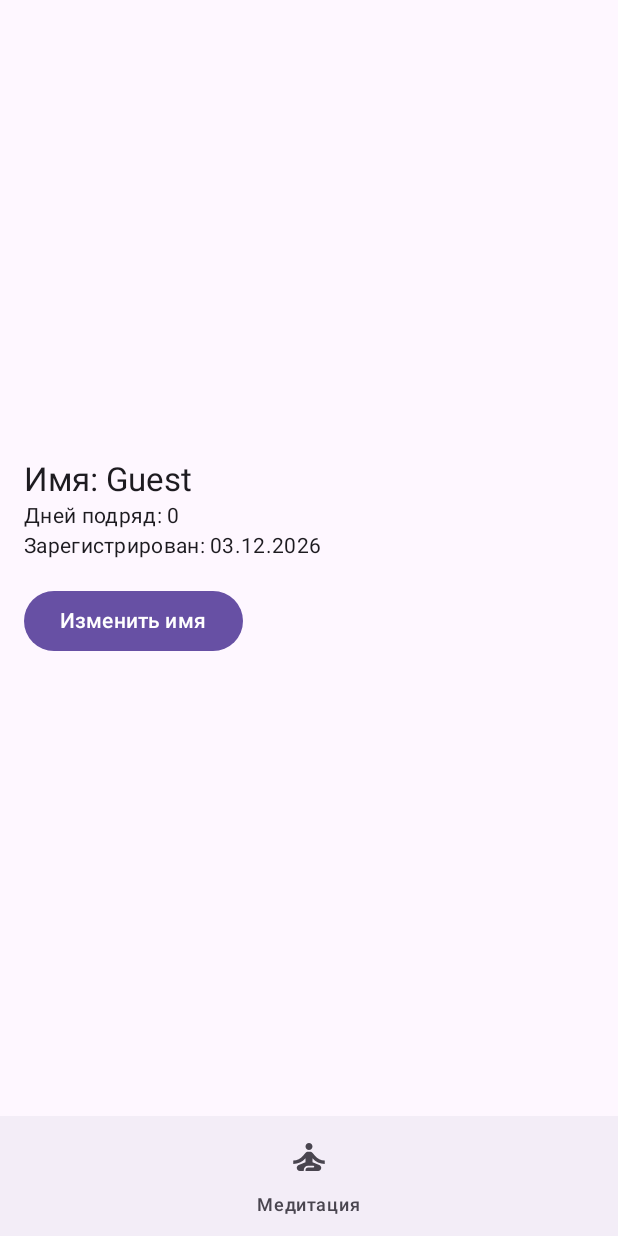
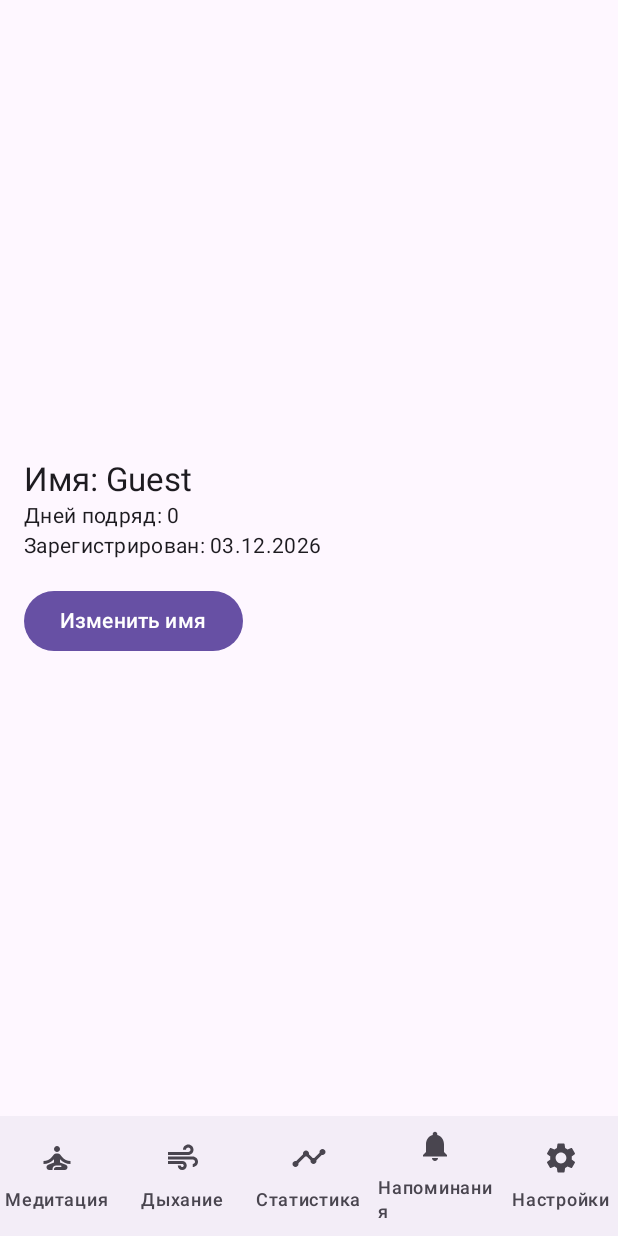
Before and after one commit to MarkGerber1/SpyBrain, an Android app built with Jetpack Compose: the profile screen opened through its navigation route, on a phone screen of 412 x 824 dp. Run offline under Robolectric (Android 15) with nearby library versions, the phone set to English and light mode, and no system bars; our stand-ins replace Dagger/Hilt's generated code, Room's generated code.

Commit message:
Полностью переработана панель навигации с гарантированным отображением 5 кнопок (09.05.2025)

```diff
--- a/app/src/main/kotlin/com/example/spybrain/presentation/navigation/BottomNavigationBar.kt
+++ b/app/src/main/kotlin/com/example/spybrain/presentation/navigation/BottomNavigationBar.kt
@@ -1,111 +1,71 @@
 package com.example.spybrain.presentation.navigation
 
 import androidx.compose.material.icons.Icons
-import androidx.compose.material.icons.filled.Camera
-import androidx.compose.material.icons.filled.Favorite
-import androidx.compose.material.icons.filled.Home
-import androidx.compose.material.icons.filled.Person
-import androidx.compose.material.icons.filled.PlayArrow
+import androidx.compose.material.icons.filled.Air
+import androidx.compose.material.icons.filled.Notifications
+import androidx.compose.material.icons.filled.SelfImprovement
 import androidx.compose.material.icons.filled.Settings
-import androidx.compose.material.icons.filled.Star
 import androidx.compose.material.icons.filled.Timeline
-import androidx.compose.material.icons.filled.Add
 import androidx.compose.material3.Icon
 import androidx.compose.material3.NavigationBar
 import androidx.compose.material3.NavigationBarItem
 import androidx.compose.material3.Text
 import androidx.compose.runtime.Composable
 import androidx.compose.runtime.getValue
-import androidx.navigation.NavHostController
+import androidx.compose.ui.Modifier
+import androidx.compose.ui.res.stringResource
+import androidx.compose.ui.unit.dp
+import androidx.compose.foundation.layout.padding
+import androidx.compose.foundation.layout.size
+import androidx.navigation.NavController
+import androidx.navigation.NavDestination.Companion.hierarchy
+import androidx.navigation.NavGraph.Companion.findStartDestination
 import androidx.navigation.compose.currentBackStackEntryAsState
-import androidx.compose.ui.Modifier
-import androidx.compose.ui.unit.dp
-import androidx.compose.ui.unit.Dp
-import androidx.compose.foundation.layout.padding
-import androidx.compose.ui.res.stringResource
-import androidx.compose.foundation.layout.size
-import androidx.compose.animation.AnimatedVisibility
-import androidx.compose.animation.fadeIn
-import androidx.compose.animation.fadeOut
-import androidx.compose.animation.slideInVertically
-import androidx.compose.animation.slideOutVertically
-import androidx.compose.material3.TooltipBox
-import androidx.compose.material3.TooltipDefaults
-import androidx.compose.material3.rememberTooltipState
-import androidx.compose.material3.PlainTooltip
-import androidx.compose.material3.ExperimentalMaterial3Api
-import androidx.compose.ui.platform.LocalConfiguration
+import com.example.spybrain.R
 
-// FIXME: Дублирование маршрутов и иконок с Screen.kt. Использовать централизованную структуру ScreenMetadata для навигации.
+@Composable
+fun BottomNavigationBar(navController: NavController) {
+    // Создаем фиксированный список элементов навигации для гарантированного отображения
+    val items = listOf(
+        Triple(Screen.Meditation.route, Icons.Default.SelfImprovement, R.string.bottom_nav_meditation),
+        Triple(Screen.Breathing.route, Icons.Default.Air, R.string.bottom_nav_breathing),
+        Triple(Screen.Stats.route, Icons.Default.Timeline, R.string.bottom_nav_stats),
+        Triple(Screen.Reminders.route, Icons.Default.Notifications, R.string.bottom_nav_reminders),
+        Triple(Screen.Settings.route, Icons.Default.Settings, R.string.bottom_nav_settings)
+    )
 
-@OptIn(ExperimentalMaterial3Api::class)
-@Composable
-fun BottomNavigationBar(navController: NavHostController) {
-    val items = bottomNavItems
     val navBackStackEntry by navController.currentBackStackEntryAsState()
-    val currentRoute = navBackStackEntry?.destination?.route
-    val configuration = LocalConfiguration.current
-    val isLandscape = configuration.orientation == android.content.res.Configuration.ORIENTATION_LANDSCAPE
-    // FIXME UI/UX финал 09.05.2025: Адаптивность и анимация появления/скрытия бара
-    AnimatedVisibility(
-        visible = true, // TODO: добавить логику скрытия при скролле/свайпе
-        enter = slideInVertically(initialOffsetY = { it }) + fadeIn(),
-        exit = slideOutVertically(targetOffsetY = { it }) + fadeOut()
-    ) {
-        NavigationBar(
-            modifier = if (isLandscape) Modifier.padding(horizontal = 48.dp) else Modifier
-        ) {
-            items.forEach { screenMetadata ->
-                val tooltipState = rememberTooltipState()
-                TooltipBox(
-                    positionProvider = TooltipDefaults.rememberPlainTooltipPositionProvider(),
-                    tooltip = {
-                        PlainTooltip {
-                            Text(stringResource(id = screenMetadata.labelResId))
-                        }
-                    },
-                    state = tooltipState
-                ) {
+    val currentDestination = navBackStackEntry?.destination
+
+    NavigationBar {
+        items.forEach { (route, icon, labelResId) ->
+            val selected = currentDestination?.hierarchy?.any { it.route == route } == true
             NavigationBarItem(
                 icon = {
                     Icon(
-                                screenMetadata.icon,
-                                contentDescription = stringResource(id = screenMetadata.labelResId),
-                                modifier = Modifier.size(28.dp)
+                        imageVector = icon,
+                        contentDescription = stringResource(labelResId),
+                        modifier = Modifier.size(24.dp)
                     )
                 },
-                        label = {
-                            Text(
-                                text = stringResource(id = screenMetadata.labelResId),
-                                maxLines = 1,
-                                modifier = Modifier.weight(1f).padding(top = 2.dp)
-                            )
-                        },
-                        selected = currentRoute == screenMetadata.route,
+                label = { Text(stringResource(labelResId)) },
+                selected = selected,
                 onClick = {
-                            if (currentRoute != screenMetadata.route) {
-                                navController.navigate(screenMetadata.route) {
-                                    popUpTo(navController.graph.startDestinationId)
+                    navController.navigate(route) {
+                        // Pop up to the start destination of the graph to
+                        // avoid building up a large stack of destinations
+                        // on the back stack as users select items
+                        popUpTo(navController.graph.findStartDestination().id) {
+                            saveState = true
+                        }
+                        // Avoid multiple copies of the same destination when
+                        // reselecting the same item
                         launchSingleTop = true
-                                }
+                        // Restore state when reselecting a previously selected item
+                        restoreState = true
                     }
                 }
             )
         }
     }
 }
-    }
-}
-
-// TODO устранено: Удалена функция getLabelResId, так как labelResId теперь доступен напрямую в ScreenMetadata
-// @Composable
-// fun getLabelResId(label: String): Int {
-//     return when (label) {
-//         "Meditation" -> com.example.spybrain.R.string.bottom_nav_meditation
-//         "Breathing" -> com.example.spybrain.R.string.bottom_nav_breathing
-//         "Stats" -> com.example.spybrain.R.string.bottom_nav_stats
-//         "Settings" -> com.example.spybrain.R.string.bottom_nav_settings
-//         "Программы" -> com.example.spybrain.R.string.settings_meditation_options
-//         else -> com.example.spybrain.R.string.app_name
-//     }
-// }
```
Lines whose indentation alone changed are shown as unchanged.
